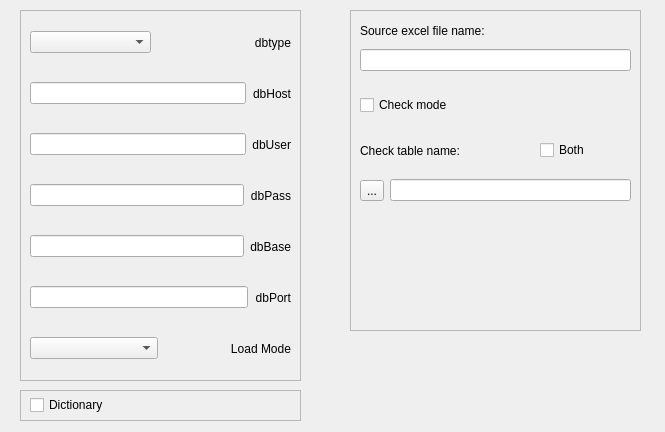
dmitry-pedchenko/Designer_Etl, file GUI/gui_qt/wizard_page_1.ui: the form before one commit.
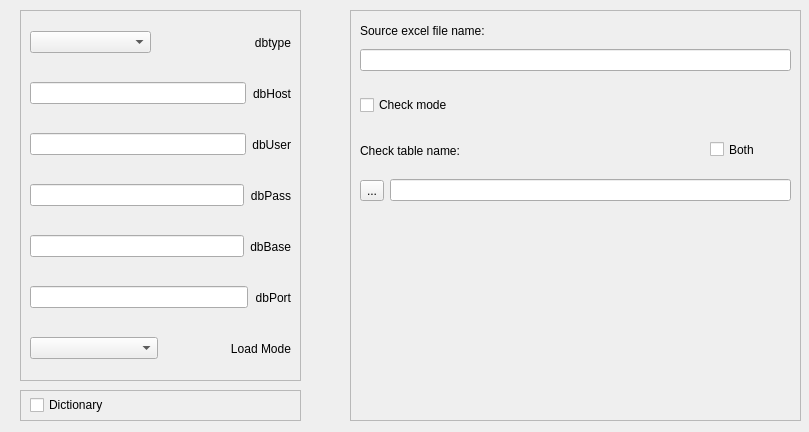
The form after the commit.

What changed in the file:
```diff
--- a/GUI/gui_qt/wizard_page_1.ui
+++ b/GUI/gui_qt/wizard_page_1.ui
@@ -6,7 +6,7 @@
    <rect>
     <x>0</x>
     <y>0</y>
-    <width>665</width>
+    <width>809</width>
     <height>432</height>
    </rect>
   </property>
@@ -18,8 +18,8 @@
     <rect>
      <x>350</x>
      <y>10</y>
-     <width>291</width>
-     <height>321</height>
+     <width>451</width>
+     <height>411</height>
     </rect>
    </property>
    <property name="frameShape">
@@ -33,7 +33,7 @@
      <rect>
       <x>10</x>
       <y>30</y>
-      <width>271</width>
+      <width>431</width>
       <height>41</height>
      </rect>
     </property>
@@ -52,7 +52,7 @@
      <rect>
       <x>10</x>
       <y>160</y>
-      <width>271</width>
+      <width>431</width>
       <height>41</height>
      </rect>
     </property>
@@ -78,7 +78,7 @@
      <rect>
       <x>10</x>
       <y>80</y>
-      <width>191</width>
+      <width>431</width>
       <height>31</height>
      </rect>
     </property>
@@ -95,10 +95,10 @@
    <widget class="QCheckBox" name="checkBox_both">
     <property name="geometry">
      <rect>
-      <x>190</x>
-      <y>130</y>
+      <x>360</x>
+      <y>119</y>
       <width>86</width>
-      <height>20</height>
+      <height>41</height>
      </rect>
     </property>
     <property name="text">
@@ -110,8 +110,8 @@
      <rect>
       <x>10</x>
       <y>210</y>
-      <width>271</width>
-      <height>101</height>
+      <width>431</width>
+      <height>191</height>
      </rect>
     </property>
     <layout class="QHBoxLayout" name="tree_widget_box"/>
@@ -140,7 +140,7 @@
      <rect>
       <x>10</x>
       <y>130</y>
-      <width>171</width>
+      <width>271</width>
       <height>21</height>
      </rect>
     </property>
@@ -359,7 +359,7 @@
      <rect>
       <x>10</x>
       <y>0</y>
-      <width>121</width>
+      <width>251</width>
       <height>31</height>
      </rect>
     </property>
```
